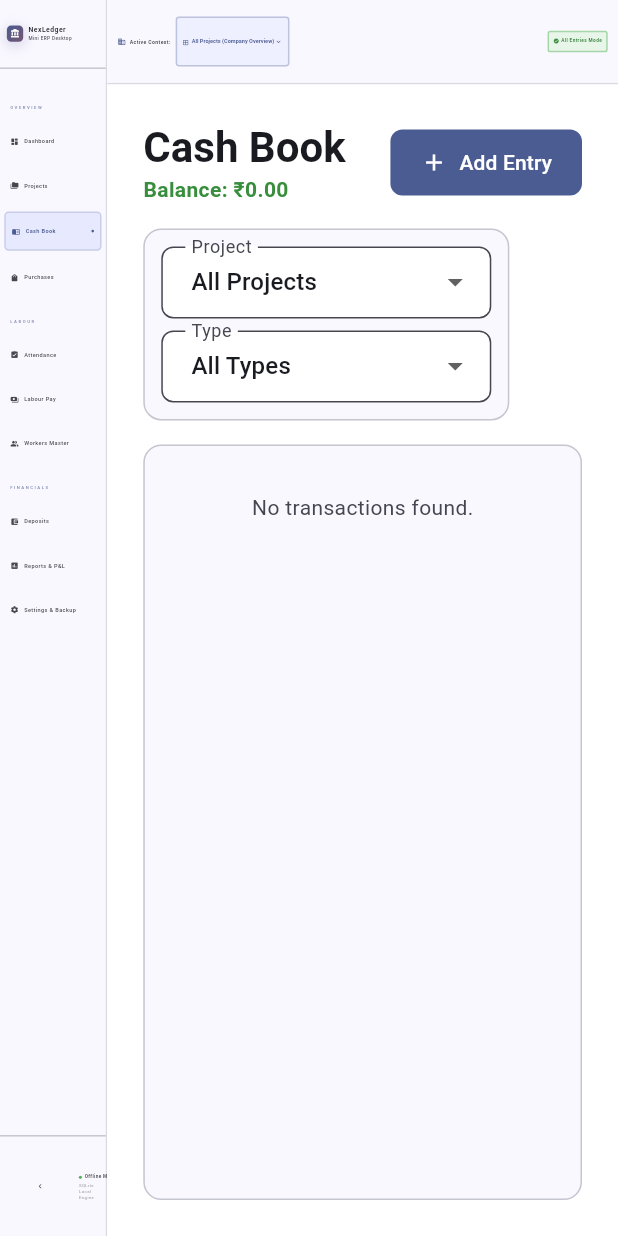
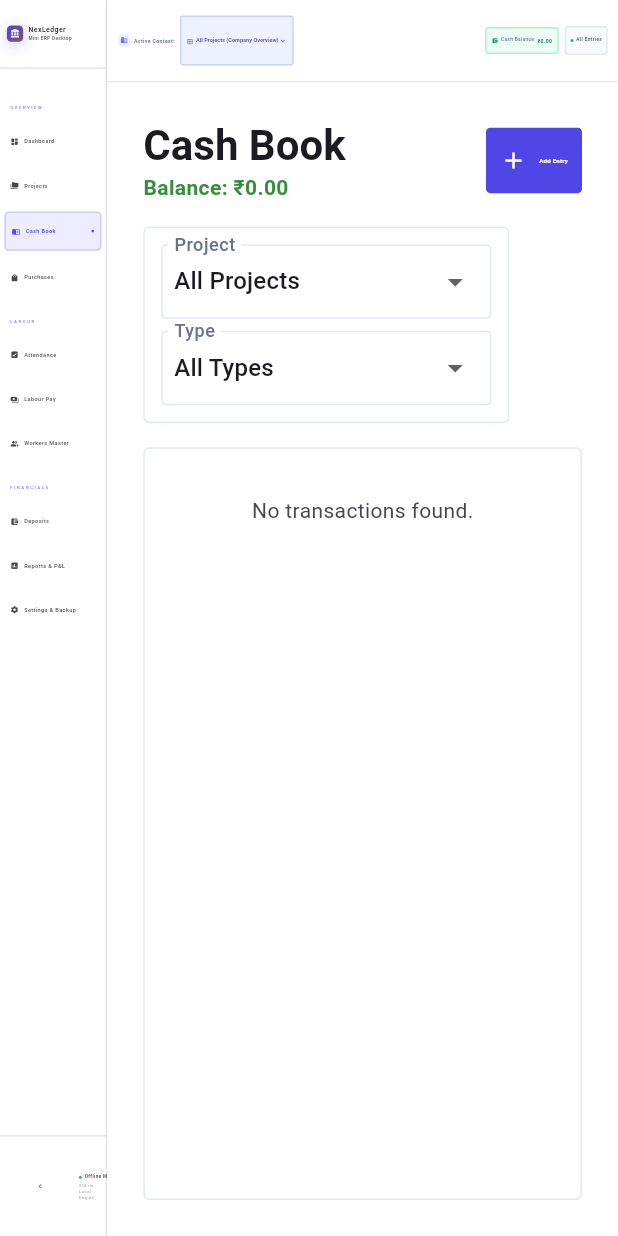
Before and after one commit to anazhtz/nex_ledger, a Flutter app: the screen it shows after launch, after a tap on "Projects", after a tap on "Cash Book", on a phone screen of 412 x 824 dp. Run offline on Flutter 3.47's test engine with Material 3 defaults, Android fonts, the phone set to English and light mode, and no system bars; our stand-ins replace drift, drift_flutter, file_picker, flutter_riverpod, flutter_screenutil, go_router; accounts and stored records are empty; generated files the repository leaves out were written again.

Commit message:
feat: implement enterprise-grade design system and responsive layout scaling using screenutil

```diff
--- a/lib/core/theme/app_theme.dart
+++ b/lib/core/theme/app_theme.dart
@@ -1,144 +1,135 @@
 import 'package:flutter/material.dart';
+import 'package:flutter_screenutil/flutter_screenutil.dart';
 
-/// NexLedger Material 3 light theme.
-/// Uses a professional blue-slate seed for a corporate/finance aesthetic.
+/// NexLedger Super Modern Enterprise ERP Theme System.
+/// Uses tailored Slate (#0F172A), Indigo (#4F46E5), and Emerald (#10B981) palette.
 class AppTheme {
   AppTheme._();
 
-  static const Color _seed = Color(0xFF2563EB); // Tailwind blue-600
+  static const Color primaryIndigo = Color(0xFF4F46E5);
+  static const Color primaryDarkSlate = Color(0xFF0F172A);
+  static const Color surfaceBg = Color(0xFFF8FAFC);
+  static const Color cardBg = Colors.white;
+  static const Color borderColor = Color(0xFFE2E8F0);
+  static const Color textMain = Color(0xFF1E293B);
+  static const Color textMuted = Color(0xFF64748B);
 
   static ThemeData get light {
     final colorScheme = ColorScheme.fromSeed(
-      seedColor: _seed,
+      seedColor: primaryIndigo,
+      primary: primaryIndigo,
+      surface: cardBg,
       brightness: Brightness.light,
     );
 
     return ThemeData(
       useMaterial3: true,
       colorScheme: colorScheme,
+      scaffoldBackgroundColor: surfaceBg,
       fontFamily: 'Roboto',
 
       // AppBar
-      appBarTheme: AppBarTheme(
-        backgroundColor: colorScheme.surface,
-        foregroundColor: colorScheme.onSurface,
+      appBarTheme: const AppBarTheme(
+        backgroundColor: cardBg,
+        foregroundColor: textMain,
         elevation: 0,
         scrolledUnderElevation: 1,
         titleTextStyle: TextStyle(
           fontSize: 18,
-          fontWeight: FontWeight.w600,
-          color: colorScheme.onSurface,
+          fontWeight: FontWeight.w700,
+          color: textMain,
         ),
-      ),
-
-      // NavigationRail
-      navigationRailTheme: NavigationRailThemeData(
-        backgroundColor: colorScheme.surfaceContainerLow,
-        selectedIconTheme: IconThemeData(color: colorScheme.primary),
-        unselectedIconTheme: IconThemeData(
-          color: colorScheme.onSurfaceVariant,
-        ),
-        selectedLabelTextStyle: TextStyle(
-          color: colorScheme.primary,
-          fontWeight: FontWeight.w600,
-          fontSize: 12,
-        ),
-        unselectedLabelTextStyle: TextStyle(
-          color: colorScheme.onSurfaceVariant,
-          fontSize: 12,
-        ),
-        indicatorColor: colorScheme.primaryContainer,
       ),
 
       // Cards
       cardTheme: CardThemeData(
         elevation: 0,
         shape: RoundedRectangleBorder(
-          borderRadius: BorderRadius.circular(12),
-          side: BorderSide(color: colorScheme.outlineVariant),
+          borderRadius: BorderRadius.circular(14.r),
+          side: const BorderSide(color: borderColor, width: 1),
         ),
-        color: colorScheme.surface,
-        margin: const EdgeInsets.all(0),
+        color: cardBg,
+        margin: EdgeInsets.zero,
       ),
 
       // Input fields
       inputDecorationTheme: InputDecorationTheme(
         border: OutlineInputBorder(
-          borderRadius: BorderRadius.circular(8),
+          borderRadius: BorderRadius.circular(10.r),
+          borderSide: const BorderSide(color: borderColor, width: 1),
+        ),
+        enabledBorder: OutlineInputBorder(
+          borderRadius: BorderRadius.circular(10.r),
+          borderSide: const BorderSide(color: borderColor, width: 1),
+        ),
+        focusedBorder: OutlineInputBorder(
+          borderRadius: BorderRadius.circular(10.r),
+          borderSide: const BorderSide(color: primaryIndigo, width: 1.8),
         ),
         filled: true,
-        fillColor: colorScheme.surfaceContainerLowest,
-        contentPadding: const EdgeInsets.symmetric(
-          horizontal: 16,
-          vertical: 12,
+        fillColor: cardBg,
+        contentPadding: EdgeInsets.symmetric(
+          horizontal: 16.w,
+          vertical: 14.h,
         ),
         isDense: true,
+        labelStyle: const TextStyle(color: textMuted, fontWeight: FontWeight.w500),
+        hintStyle: const TextStyle(color: Color(0xFF94A3B8)),
       ),
 
       // Data tables
       dataTableTheme: DataTableThemeData(
-        headingRowColor: WidgetStateProperty.all(
-          colorScheme.surfaceContainerLow,
+        headingRowColor: WidgetStateProperty.all(const Color(0xFFF1F5F9)),
+        headingTextStyle: const TextStyle(
+          fontWeight: FontWeight.w700,
+          color: textMain,
+          fontSize: 13,
+          letterSpacing: 0.2,
         ),
-        headingTextStyle: TextStyle(
-          fontWeight: FontWeight.w600,
-          color: colorScheme.onSurface,
+        dataTextStyle: const TextStyle(
           fontSize: 13,
+          color: textMain,
+          fontWeight: FontWeight.w500,
         ),
-        dataTextStyle: const TextStyle(fontSize: 13),
         dividerThickness: 1,
         columnSpacing: 24,
         horizontalMargin: 16,
       ),
 
-      // Chips
-      chipTheme: ChipThemeData(
-        shape: RoundedRectangleBorder(borderRadius: BorderRadius.circular(6)),
-        padding: const EdgeInsets.symmetric(horizontal: 8, vertical: 0),
-      ),
-
-      // Elevated button
-      elevatedButtonTheme: ElevatedButtonThemeData(
-        style: ElevatedButton.styleFrom(
-          backgroundColor: colorScheme.primary,
-          foregroundColor: colorScheme.onPrimary,
+      // Buttons
+      filledButtonTheme: FilledButtonThemeData(
+        style: FilledButton.styleFrom(
+          backgroundColor: primaryIndigo,
+          foregroundColor: Colors.white,
+          elevation: 0,
           shape: RoundedRectangleBorder(
-            borderRadius: BorderRadius.circular(8),
+            borderRadius: BorderRadius.circular(10.r),
           ),
-          padding: const EdgeInsets.symmetric(horizontal: 20, vertical: 12),
+          padding: EdgeInsets.symmetric(horizontal: 22.w, vertical: 14.h),
+          textStyle: TextStyle(
+            fontSize: 14.sp,
+            fontWeight: FontWeight.w600,
+            letterSpacing: 0.2,
+          ),
         ),
       ),
 
-      // Filled button (same as elevated for consistency)
-      filledButtonTheme: FilledButtonThemeData(
-        style: FilledButton.styleFrom(
+      textButtonTheme: TextButtonThemeData(
+        style: TextButton.styleFrom(
+          foregroundColor: textMuted,
           shape: RoundedRectangleBorder(
-            borderRadius: BorderRadius.circular(8),
+            borderRadius: BorderRadius.circular(10.r),
           ),
-          padding: const EdgeInsets.symmetric(horizontal: 20, vertical: 12),
+          padding: EdgeInsets.symmetric(horizontal: 16.w, vertical: 12.h),
+          textStyle: TextStyle(
+            fontSize: 14.sp,
+            fontWeight: FontWeight.w600,
+          ),
         ),
       ),
 
-      // Text button
-      textButtonTheme: TextButtonThemeData(
-        style: TextButton.styleFrom(
-          shape: RoundedRectangleBorder(
-            borderRadius: BorderRadius.circular(8),
-          ),
-          padding: const EdgeInsets.symmetric(horizontal: 16, vertical: 10),
-        ),
-      ),
-
-      // Floating action button
-      floatingActionButtonTheme: FloatingActionButtonThemeData(
-        backgroundColor: colorScheme.primary,
-        foregroundColor: colorScheme.onPrimary,
-        shape: RoundedRectangleBorder(borderRadius: BorderRadius.circular(16)),
-      ),
-
-      // Divider
-      dividerTheme: DividerThemeData(
-        color: colorScheme.outlineVariant,
+      dividerTheme: const DividerThemeData(
+        color: borderColor,
         thickness: 1,
         space: 1,
       ),
--- a/lib/shared/widgets/app_shell.dart
+++ b/lib/shared/widgets/app_shell.dart
@@ -4,6 +4,8 @@ import 'package:flutter_screenutil/flutter_screenutil.dart';
 import 'package:go_router/go_router.dart';
 import 'package:nex_ledger/core/constants/enums.dart';
 import 'package:nex_ledger/core/database/app_database.dart';
+import 'package:nex_ledger/core/utils/currency_formatter.dart';
+import 'package:nex_ledger/features/cash_book/providers/cash_book_providers.dart';
 import 'package:nex_ledger/features/projects/providers/project_providers.dart';
 
 /// Navigation item model with section grouping
@@ -183,27 +185,44 @@ class _AppShellState extends ConsumerState<AppShell> {
     );
   }
 
-  /// Global Top Bar with Active Project Selector
+  /// Global Top Bar with Active Project Selector & Live Cash Balance Indicator
   Widget _buildTopProjectHeader(ThemeData theme) {
     final projectsAsync = ref.watch(projectListProvider);
     final selectedId = ref.watch(selectedProjectIdProvider);
+    final cashBalanceAsync = ref.watch(cashBalanceProvider);
 
     return Container(
-      padding: EdgeInsets.symmetric(horizontal: 24.w, vertical: 12.h),
+      height: 60.h,
+      padding: EdgeInsets.symmetric(horizontal: 24.w),
       decoration: BoxDecoration(
-        color: theme.colorScheme.surface,
+        color: Colors.white,
         border: Border(
           bottom: BorderSide(
-            color: theme.colorScheme.outlineVariant.withOpacity(0.6),
+            color: const Color(0xFFE2E8F0),
+            width: 1.h,
           ),
         ),
+        boxShadow: [
+          BoxShadow(
+            color: Colors.black.withOpacity(0.02),
+            blurRadius: 6,
+            offset: const Offset(0, 2),
+          ),
+        ],
       ),
       child: Row(
         children: [
-          Icon(
-            Icons.domain_rounded,
-            size: 20.sp,
-            color: theme.colorScheme.primary,
+          Container(
+            padding: EdgeInsets.all(6.r),
+            decoration: BoxDecoration(
+              color: const Color(0xFFEEF2FF),
+              borderRadius: BorderRadius.circular(8.r),
+            ),
+            child: Icon(
+              Icons.domain_rounded,
+              size: 18.sp,
+              color: const Color(0xFF4F46E5),
+            ),
           ),
           SizedBox(width: 8.w),
           Text(
@@ -211,7 +230,7 @@ class _AppShellState extends ConsumerState<AppShell> {
             style: TextStyle(
               fontSize: 12.sp,
               fontWeight: FontWeight.w600,
-              color: theme.colorScheme.onSurfaceVariant,
+              color: const Color(0xFF64748B),
             ),
           ),
           SizedBox(width: 12.w),
@@ -219,8 +238,8 @@ class _AppShellState extends ConsumerState<AppShell> {
           // Global Active Project Selector Dropdown
           projectsAsync.when(
             loading: () => SizedBox(
-              width: 18.w,
-              height: 18.h,
+              width: 16.w,
+              height: 16.h,
               child: const CircularProgressIndicator(strokeWidth: 2),
             ),
             error: (_, __) => const SizedBox.shrink(),
@@ -228,10 +247,10 @@ class _AppShellState extends ConsumerState<AppShell> {
               return Container(
                 padding: EdgeInsets.symmetric(horizontal: 12.w, vertical: 4.h),
                 decoration: BoxDecoration(
-                  color: theme.colorScheme.primaryContainer.withOpacity(0.4),
+                  color: const Color(0xFFEEF2FF),
                   borderRadius: BorderRadius.circular(8.r),
                   border: Border.all(
-                    color: theme.colorScheme.primary.withOpacity(0.3),
+                    color: const Color(0xFFC7D2FE),
                   ),
                 ),
                 child: DropdownButtonHideUnderline(
@@ -240,13 +259,13 @@ class _AppShellState extends ConsumerState<AppShell> {
                     isDense: true,
                     icon: Icon(
                       Icons.keyboard_arrow_down_rounded,
-                      color: theme.colorScheme.primary,
+                      color: const Color(0xFF4F46E5),
                       size: 20.sp,
                     ),
                     style: TextStyle(
                       fontSize: 13.sp,
                       fontWeight: FontWeight.w700,
-                      color: theme.colorScheme.primary,
+                      color: const Color(0xFF4F46E5),
                     ),
                     onChanged: (int? newId) {
                       ref.read(selectedProjectIdProvider.notifier).state = newId;
@@ -256,7 +275,7 @@ class _AppShellState extends ConsumerState<AppShell> {
                         value: null,
                         child: Row(
                           children: [
-                            Icon(Icons.border_all_rounded, size: 16.sp, color: theme.colorScheme.primary),
+                            Icon(Icons.border_all_rounded, size: 16.sp, color: const Color(0xFF4F46E5)),
                             SizedBox(width: 6.w),
                             const Text('All Projects (Company Overview)'),
                           ],
@@ -270,7 +289,7 @@ class _AppShellState extends ConsumerState<AppShell> {
                               Container(
                                 padding: EdgeInsets.symmetric(horizontal: 6.w, vertical: 2.h),
                                 decoration: BoxDecoration(
-                                  color: theme.colorScheme.primary.withOpacity(0.1),
+                                  color: const Color(0xFF4F46E5).withOpacity(0.1),
                                   borderRadius: BorderRadius.circular(4.r),
                                 ),
                                 child: Text(
@@ -278,7 +297,7 @@ class _AppShellState extends ConsumerState<AppShell> {
                                   style: TextStyle(
                                     fontSize: 11.sp,
                                     fontWeight: FontWeight.bold,
-                                    color: theme.colorScheme.primary,
+                                    color: const Color(0xFF4F46E5),
                                   ),
                                 ),
                               ),
@@ -297,24 +316,73 @@ class _AppShellState extends ConsumerState<AppShell> {
 
           const Spacer(),
 
+          // Live Cash Balance Pill
+          cashBalanceAsync.when(
+            data: (bal) => Container(
+              padding: EdgeInsets.symmetric(horizontal: 12.w, vertical: 6.h),
+              decoration: BoxDecoration(
+                color: bal >= 0 ? const Color(0xFFECFDF5) : const Color(0xFFFEF2F2),
+                borderRadius: BorderRadius.circular(8.r),
+                border: Border.all(color: bal >= 0 ? const Color(0xFFA7F3D0) : const Color(0xFFFCA5A5)),
+              ),
+              child: Row(
+                children: [
+                  Icon(
+                    Icons.account_balance_wallet_rounded,
+                    size: 15.sp,
+                    color: bal >= 0 ? const Color(0xFF059669) : const Color(0xFFDC2626),
+                  ),
+                  SizedBox(width: 6.w),
+                  Text(
+                    'Cash Balance: ',
+                    style: TextStyle(
+                      fontSize: 11.sp,
+                      color: const Color(0xFF64748B),
+                      fontWeight: FontWeight.w500,
+                    ),
+                  ),
+                  Text(
+                    CurrencyFormatter.format(bal),
+                    style: TextStyle(
+                      fontSize: 12.sp,
+                      fontWeight: FontWeight.w700,
+                      color: bal >= 0 ? const Color(0xFF047857) : const Color(0xFFB91C1C),
+                    ),
+                  ),
+                ],
+              ),
+            ),
+            loading: () => const SizedBox.shrink(),
+            error: (_, __) => const SizedBox.shrink(),
+          ),
+
+          SizedBox(width: 14.w),
+
           // Status Badge
           Container(
-            padding: EdgeInsets.symmetric(horizontal: 10.w, vertical: 4.h),
+            padding: EdgeInsets.symmetric(horizontal: 10.w, vertical: 6.h),
             decoration: BoxDecoration(
-              color: Colors.green.shade50,
-              borderRadius: BorderRadius.circular(6.r),
-              border: Border.all(color: Colors.green.shade200),
+              color: const Color(0xFFF8FAFC),
+              borderRadius: BorderRadius.circular(8.r),
+              border: Border.all(color: const Color(0xFFE2E8F0)),
             ),
             child: Row(
               children: [
-                Icon(Icons.check_circle_rounded, size: 14.sp, color: Colors.green.shade700),
-                SizedBox(width: 4.w),
+                Container(
+                  width: 7.w,
+                  height: 7.h,
+                  decoration: const BoxDecoration(
+                    shape: BoxShape.circle,
+                    color: Color(0xFF10B981),
+                  ),
+                ),
+                SizedBox(width: 6.w),
                 Text(
-                  selectedId == null ? 'All Entries Mode' : 'Project Filtered',
+                  selectedId == null ? 'All Entries' : 'Filtered',
                   style: TextStyle(
                     fontSize: 11.sp,
                     fontWeight: FontWeight.w600,
-                    color: Colors.green.shade800,
+                    color: const Color(0xFF475569),
                   ),
                 ),
               ],
```
Also changed, not shown: lib/features/cash_book/presentation/cash_book_entry_form.dart (+87 -45 lines).
